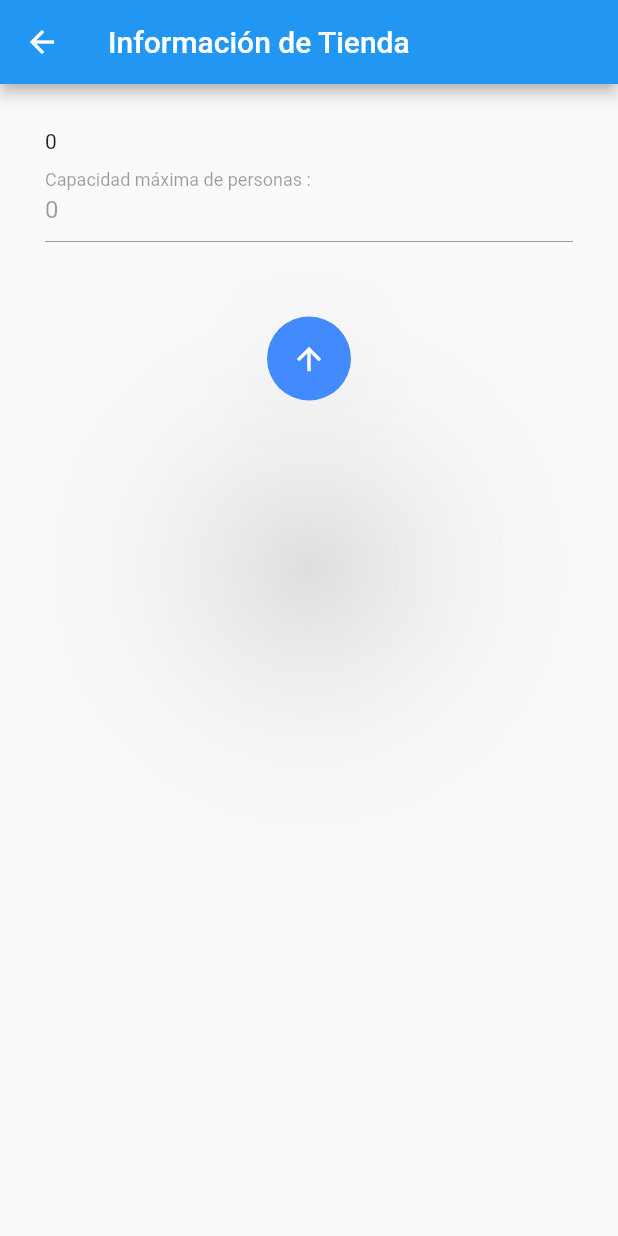
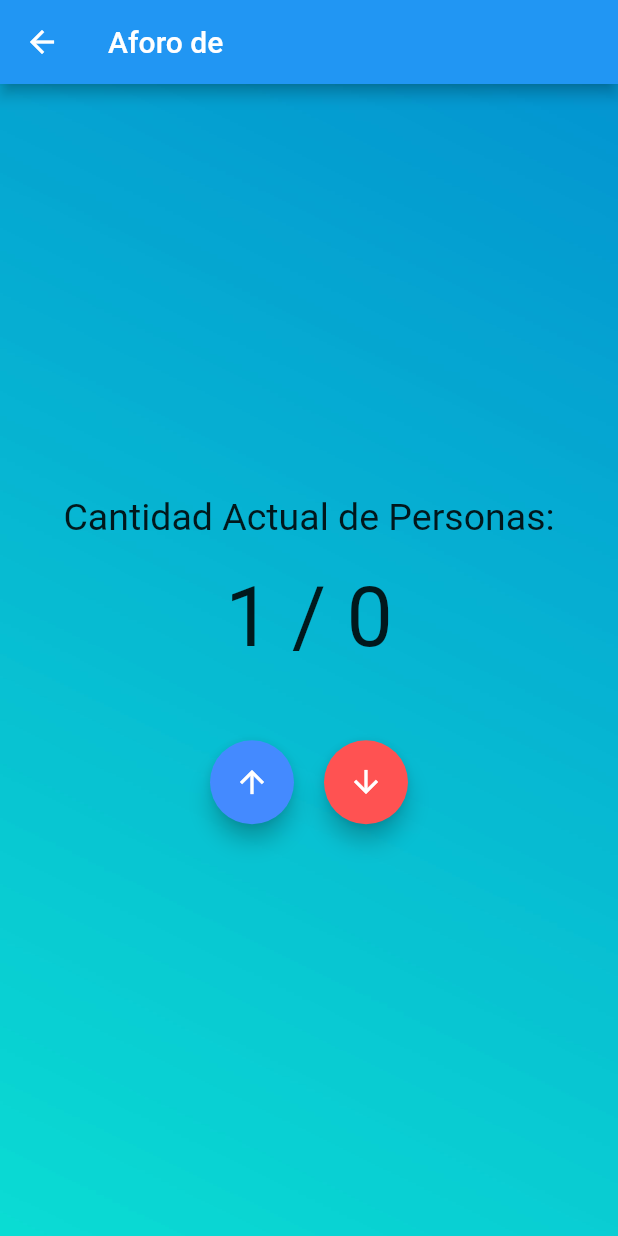
Before and after one commit to Fuenzalida97/AforoFlutter, a Flutter app: the StoreCountScreen screen opened directly with empty values, after a tap on the "arrow upward" icon, on a phone screen of 412 x 824 dp. Run offline on Flutter 3.47's test engine with Material 2 defaults, Android fonts, the phone set to English and light mode, and no system bars; our stand-ins replace cloud_firestore, firebase_auth, firebase_core, font_awesome_flutter; accounts and stored records are empty.

Commit message:
Listo para primer entrega.

```diff
--- a/lib/models/user.dart
+++ /dev/null
@@ -1,23 +0,0 @@
-class User {
-  final String id;
-  final String email;
-  final String rol;
-  final String tienda;
-
-  User({this.id, this.email, this.rol, this.tienda});
-
-  User.fromData(Map<String, dynamic> data)
-    : id = data['id'],
-        email = data['email'],
-        rol = data['rol'],
-        tienda = data['tienda'];
-
-    Map<String, dynamic> toJson(){
-      return{
-        'id': id,
-        'email': email,
-        'rol': rol,
-        'tienda': tienda
-      };
-    }
-}
--- /dev/null
+++ b/lib/models/usuario.dart
@@ -0,0 +1,28 @@
+import 'package:flutter/cupertino.dart';
+
+class Usuario {
+  final String id;
+  final String email;
+  final String rol;
+  final String tienda;
+
+  Usuario({@required this.id, this.email, this.rol, this.tienda});
+
+
+  factory Usuario.fromJson(Map<String, dynamic> json){
+    return Usuario(
+        id: json['id'],
+        email: json['email'],
+        rol: json['rol'],
+        tienda: json['tienda']
+    );
+  }
+    Map<String, dynamic> toMap(){
+      return{
+        'id': id,
+        'email': email,
+        'rol': rol,
+        'tienda': tienda
+      };
+    }
+}
--- a/lib/screens/Authentication/register.dart
+++ b/lib/screens/Authentication/register.dart
@@ -92,8 +92,8 @@ class _RegisterState extends State<Register> {
                           print("Email: ${_emailController.text}");
                           print("Password: ${_passwordController.text}");
                           await loginProvider.register(
-                              _emailController.text.trim(),
-                              _passwordController.text.trim()
+                            _emailController.text.trim(),
+                            _passwordController.text.trim(),
                           );
                         }
                       },
--- a/lib/screens/Store/store_count.dart
+++ b/lib/screens/Store/store_count.dart
@@ -3,16 +3,20 @@ import 'package:flutter/services.dart';
 import 'package:provider/provider.dart';
 import 'package:aforo_app/models/store.dart';
 import 'package:aforo_app/services/authentication_services/auth_services.dart';
+import 'package:cloud_firestore/cloud_firestore.dart';
 
 class StoreCountScreen extends StatefulWidget {
   final Store store;
+
   StoreCountScreen({this.store});
 
   @override
   _StoreCountScreenState createState() => _StoreCountScreenState();
+
 }
 
 class _StoreCountScreenState extends State<StoreCountScreen> {
+  int _count = 0;
 
   final nombreController = TextEditingController();
   final actualController = TextEditingController();
@@ -20,7 +24,6 @@ class _StoreCountScreenState extends State<StoreCountScreen> {
   final horaInicioController = TextEditingController();
   final horaCierreController = TextEditingController();
   final direccionController = TextEditingController();
-
 
   @override
   void dispose() {
@@ -36,7 +39,7 @@ class _StoreCountScreenState extends State<StoreCountScreen> {
   @override
   void initState() {
     final storeProvider = Provider.of<AuthServices>(context, listen: false);
-    if(widget.store != null){
+    if (widget.store != null) {
       //Edit
       nombreController.text = widget.store.nombre;
       actualController.text = widget.store.actual.toString();
@@ -44,77 +47,94 @@ class _StoreCountScreenState extends State<StoreCountScreen> {
       horaInicioController.text = widget.store.horaInicio;
       horaCierreController.text = widget.store.horaCierre;
       direccionController.text = widget.store.direccion;
-
+      _count = widget.store.actual;
       storeProvider.loadAll(widget.store);
-    }else{
+    } else {
       //Add
       storeProvider.loadAll(null);
     }
     super.initState();
   }
 
-  _incrementCounter(int value) {
-      value++;
-      return value;
+
+  _incrementCounter() {
+    setState(() {
+    final storeProvider = Provider.of<AuthServices>(context, listen: false);
+      _count++;
+      storeProvider.loadAll(widget.store);
+    });
   }
+
+  _decrementCounter() {
+    setState(() {
+      final storeProvider = Provider.of<AuthServices>(context, listen: false);
+      _count--;
+      storeProvider.loadAll(widget.store);
+    });
+  }
+
 
 
   @override
   Widget build(BuildContext context) {
     final storeProvider = Provider.of<AuthServices>(context);
-    var cant = widget.store.actual;
-    var cant2 = 0;
-    return  Scaffold(
-      appBar: AppBar(title: Text('Información de Tienda'),
+    var tienda = widget.store.nombre;
+    var total = widget.store.capacidad;
+    return Scaffold(
+      appBar: AppBar(
+        title: Text('Aforo de $tienda'),
       ),
-      body: Padding(
-        padding: const EdgeInsets.all(30.0),
-        child: ListView(
-
-          children: [
-            /*StreamBuilder<List<Store>>(
-              return Text
-              stream: storeProvider.stores,
-              builder: (context, snapshot){
-                return ListView.builder(
-                    itemCount: snapshot.data?.length ?? 0,
-                    itemBuilder: (context, index){
-                      return ListTile(
-                          trailing:
-                          Icon(Icons.add, color: Colors.redAccent),
-                          title: Text(snapshot.data[index].nombre
+      body: Container(
+        decoration: BoxDecoration(
+          image: DecorationImage(
+            image: AssetImage('images/fondo.jpg'),
+            fit: BoxFit.cover
+          )
         ),
-                          onTap:(){
-                            //Navigator.of(context).push(MaterialPageRoute(builder: (context) => StoreScreen(store: snapshot.data[index])));
-                            Navigator.of(context).push(MaterialPageRoute(builder: (context) => StoreCountScreen(store: snapshot.data[index])));
-                          }
-                      );
-                    });
-              },
-            ),*/
+        child: Center(
+          child: Column(
+            mainAxisAlignment: MainAxisAlignment.center,
+            children: <Widget>[
               Text(
-              '$cant'
+                'Cantidad Actual de Personas:',
+                style: TextStyle(fontSize:25.0),
               ),
-            TextField(
-              enabled: false,
-              decoration: InputDecoration(
-                labelText: 'Capacidad máxima de personas :',
-              ),
-              controller: actualController,
-              onChanged: (String value) => storeProvider.changeActual = value.length,
+              SizedBox(height: 20),
+              Text(
+                '$_count / $total',
+                style: TextStyle(fontSize:55.0),
               ),
               SizedBox(height: 50),
+              Row(
+                mainAxisAlignment: MainAxisAlignment.center,
+                children: <Widget>[
                   FloatingActionButton(
+                    heroTag: "increment",
                     child: Icon(Icons.arrow_upward),
-              elevation: 70.0,
                     backgroundColor: Colors.blueAccent,
-              onPressed: (){
-                cant2 = _incrementCounter(cant);
-                storeProvider.updateStore2(cant2);
-                cant = cant2;
+                    tooltip: 'Incrementar',
+                    onPressed: () {
+                        _incrementCounter();
+                        storeProvider.updateStore2(_count);
+                    },
+                  ),
+                  SizedBox(width: 20),
+                  FloatingActionButton(
+                    heroTag: "decrement",
+                    child: Icon(Icons.arrow_downward),
+                    backgroundColor: Colors.redAccent,
+                    tooltip: 'Disminuir',
+                    onPressed: () {
+                      setState(() {
+                        _decrementCounter();
+                        storeProvider.updateStore2(_count);
+                      });
                     },
                   ),
                 ],
+              ),
+            ],
+          ),
         ),
       ),
     );
--- a/pubspec.yaml
+++ b/pubspec.yaml
@@ -39,6 +39,7 @@ dependencies:
   charts_flutter: ^0.11.0
   flutter_launcher_icons: ^0.9.0
   firebase_database: ^7.1.2
+  google_sign_in: ^5.0.5
 
 dev_dependencies:
   flutter_test:
@@ -54,7 +55,8 @@ flutter:
   # included with your application, so that you can use the icons in
   # the material Icons class.
   uses-material-design: true
-
+  assets:
+    - images/
   # To add assets to your application, add an assets section, like this:
   # assets:
   #   - images/a_dot_burr.jpeg
```
Also changed, not shown: lib/main.dart (+12 -95 lines), lib/screens/Authentication/login.dart (+28 -23 lines), lib/screens/Store/store.dart (+12 -3 lines), lib/screens/homeScreens/home_screen.dart (+63 -10 lines), lib/screens/wrapper.dart (+20 -1 lines), lib/services/authentication_services/auth_services.dart (+171 -48 lines), lib/services/firestore_service.dart (+68 -0 lines), images/aforo.png (added), images/aforo2.png (added), images/fondo.jpg (added), pubspec.lock. Lines whose indentation alone changed are shown as unchanged.
